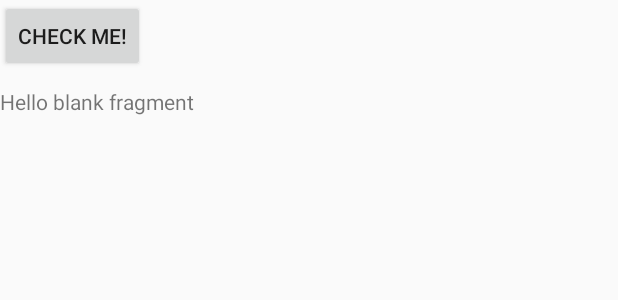
After one commit to michaellee123/AntiLib, an Android app: the layout fragment_blank.xml on its own in the app's theme, with its tools: preview values and no code run, on a phone screen of 412 x 824 dp. The commit adds this screen. Shown: the top 300 px of the screen. Run offline under Robolectric (Android 15) with nearby library versions, the phone set to English and light mode, and no system bars; network calls fail.

Commit message:
没得注释

```diff
--- /dev/null
+++ b/demo/src/main/res/layout/fragment_blank.xml
@@ -0,0 +1,28 @@
+<LinearLayout xmlns:android="http://schemas.android.com/apk/res/android"
+              xmlns:tools="http://schemas.android.com/tools"
+              android:layout_width="match_parent"
+              android:layout_height="match_parent"
+              android:orientation="vertical"
+              tools:context="dog.abcd.demo.BlankFragment">
+
+    <ImageView
+        android:id="@+id/image"
+        android:layout_width="wrap_content"
+        android:layout_height="wrap_content"
+        android:text="@string/hello_blank_fragment"/>
+
+    <Button
+        android:id="@+id/button"
+        android:layout_width="wrap_content"
+        android:layout_height="wrap_content"
+        android:text="CHECK ME!"/>
+
+    <TextView
+        android:id="@+id/text"
+        android:layout_width="wrap_content"
+        android:layout_height="wrap_content"
+        android:layout_marginTop="10dp"
+        android:text="@string/hello_blank_fragment"/>
+
+
+</LinearLayout>
```
Also changed, not shown: demo/build.gradle (added, +36 -0 lines), demo/src/main/java/dog/abcd/demo/BlankFragment.java (added, +112 -0 lines), demo/src/main/java/dog/abcd/demo/MyApplication.java (added, +26 -0 lines), demo/src/main/java/dog/abcd/demo/WatcherDemoActivity.java (added, +48 -0 lines), demo/src/main/res/layout/activity_watcher_demo.xml (renamed from lib/src/main/res/layout/activity_main.xml, +4 -15 lines), 4 other files.
